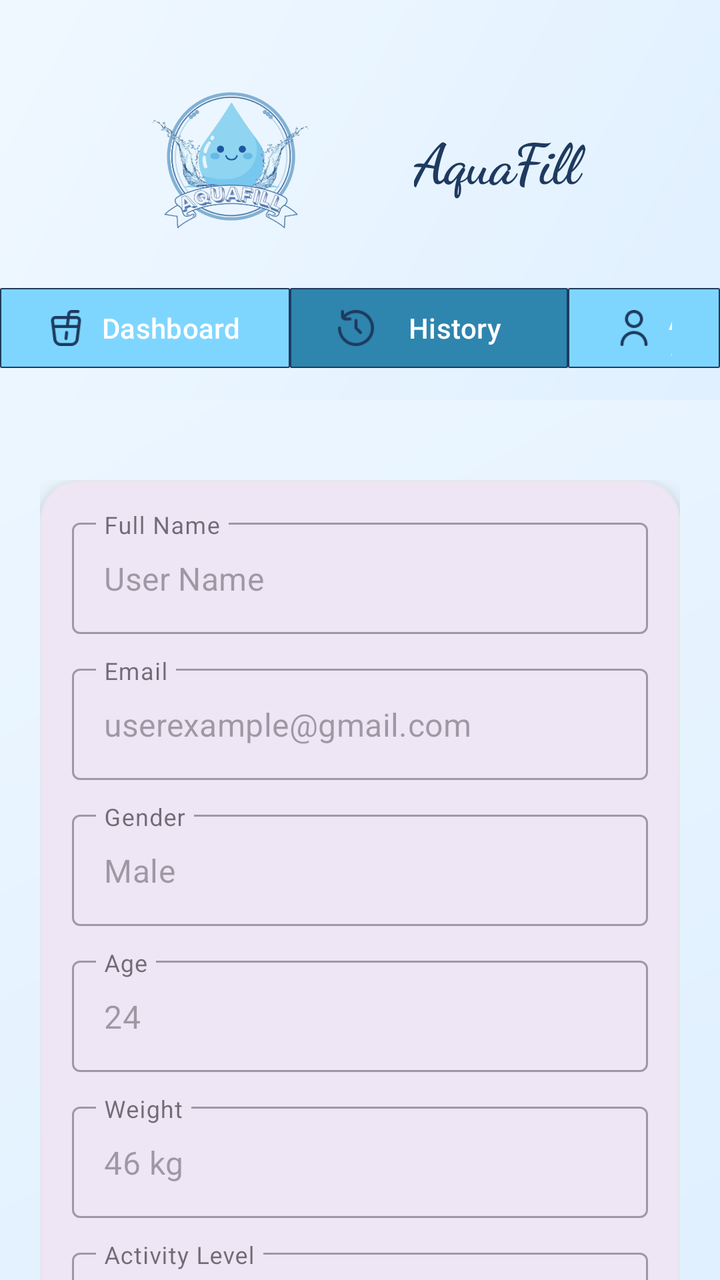
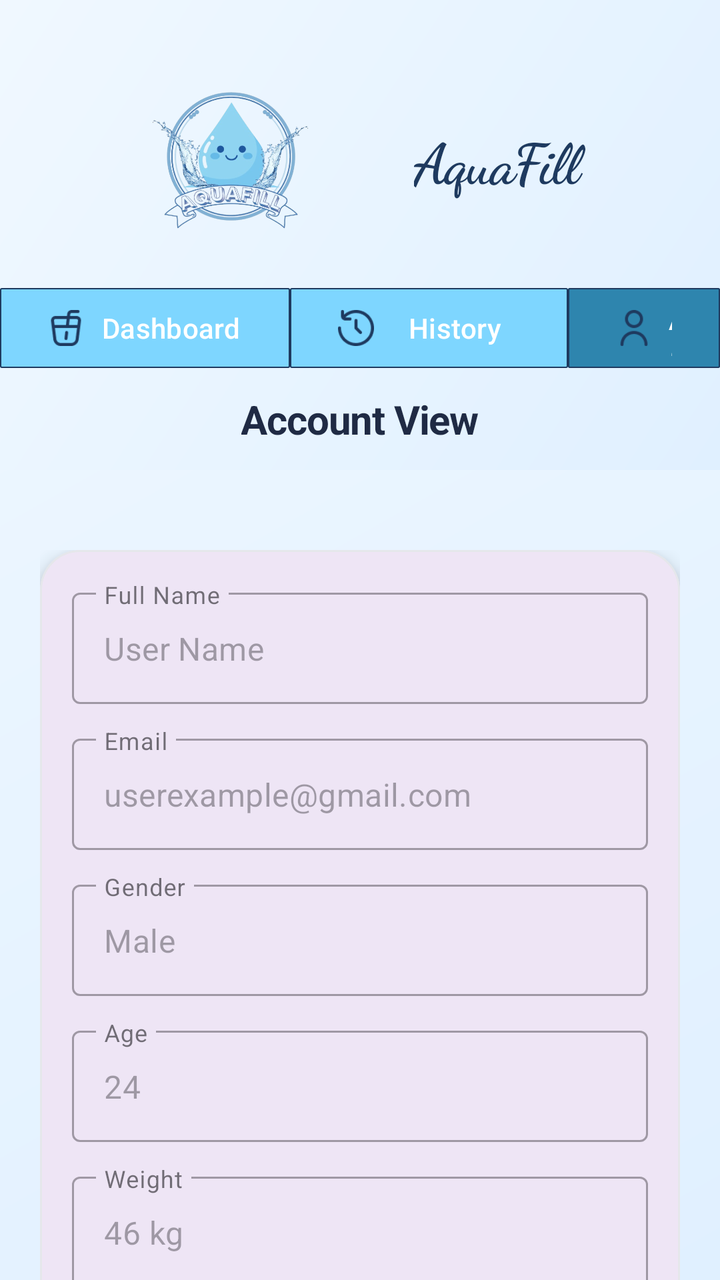

The first picture is an Android layout as it rendered before a commit; the second is the same layout after the commit. The layout source and the unified diff follow.
<!-- AndroidManifest.xml: application theme Theme.WaterReminder -->
<!-- res/layout/activity_account_view.xml -->
<?xml version="1.0" encoding="utf-8"?>
<androidx.coordinatorlayout.widget.CoordinatorLayout
    xmlns:android="http://schemas.android.com/apk/res/android"
    xmlns:app="http://schemas.android.com/apk/res-auto"
    xmlns:tools="http://schemas.android.com/tools"
    android:layout_width="match_parent"
    android:layout_height="match_parent"
    android:background="@drawable/bg_aquafill"
    tools:context=".AccountView"
    android:id="@+id/main">

    <com.google.android.material.appbar.AppBarLayout
        android:layout_width="match_parent"
        android:layout_height="wrap_content"
        android:background="@drawable/bg_aquafill"
        app:elevation="0dp">

        <LinearLayout
            android:layout_width="match_parent"
            android:layout_height="wrap_content"
            android:orientation="vertical"
            android:paddingHorizontal="0dp"
            android:paddingBottom="12dp">

            <LinearLayout
                android:id="@+id/header"
                android:layout_width="411dp"
                android:layout_height="wrap_content"
                android:gravity="center"
                android:orientation="horizontal"
                android:paddingTop="40dp"
                android:paddingHorizontal="24dp">

                <ImageView
                    android:id="@+id/imageView"
                    android:layout_width="3dp"
                    android:layout_height="80dp"
                    android:layout_weight="1"
                    app:srcCompat="@drawable/pic" />

                <TextView
                    android:layout_width="0dp"
                    android:layout_height="wrap_content"
                    android:layout_weight="1"
                    android:text="AquaFill"
                    android:textColor="#1E3A5F"
                    android:textSize="28sp"
                    android:fontFamily="cursive"
                    android:textStyle="bold"
                    android:letterSpacing="-0.02" />

            </LinearLayout>

            <LinearLayout
                android:id="@+id/navBar"
                android:layout_width="match_parent"
                android:layout_height="wrap_content"
                android:orientation="horizontal"
                android:paddingTop="20dp"
                android:gravity="center_vertical">

                <com.google.android.material.button.MaterialButton
                    android:id="@+id/btn_dashboard"
                    style="@style/Widget.Material3.Button"
                    android:layout_width="145dp"
                    android:layout_height="48dp"
                    android:text="Dashboard"
                    android:textSize="14sp"
                    app:backgroundTint="#7ED6FF"
                    app:cornerRadius="1dp"
                    app:icon="@drawable/drinkdash"
                    app:iconTint="#1E3A5F"
                    app:strokeColor="#1E3A5F"
                    app:strokeWidth="0.5dp"/>

                <com.google.android.material.button.MaterialButton
                    android:id="@+id/btnHisto"
                    style="@style/Widget.Material3.Button"
                    android:layout_width="139dp"
                    android:layout_height="48dp"
                    android:text="History"
                    android:textSize="14sp"
                    app:icon="@drawable/histdash"
                    app:cornerRadius="1dp"
                    app:backgroundTint="#2E85AE"
                    app:iconTint="#1E3A5F"
                    app:strokeColor="#1E3A5F"
                    app:strokeWidth="0.5dp" />

                <com.google.android.material.button.MaterialButton
                    android:id="@+id/btnAcc"
                    style="@style/Widget.Material3.Button"
                    android:layout_width="wrap_content"
                    android:layout_height="48dp"
                    android:text="Account"
                    android:textSize="14sp"
                    app:icon="@drawable/acc"
                    app:cornerRadius="1dp"
                    app:backgroundTint="#7ED6FF"
                    app:iconTint="#1E3A5F"
                    app:strokeColor="#1E3A5F"
                    app:strokeWidth="0.5dp" />
            </LinearLayout>

        </LinearLayout>
    </com.google.android.material.appbar.AppBarLayout>

    <androidx.core.widget.NestedScrollView
        android:layout_width="match_parent"
        android:layout_height="match_parent"
        android:layout_marginTop="20dp"
        app:layout_behavior="@string/appbar_scrolling_view_behavior">

        <LinearLayout
            android:layout_width="match_parent"
            android:layout_height="wrap_content"
            android:orientation="vertical"
            android:padding="20dp">

            <com.google.android.material.card.MaterialCardView
                android:layout_width="match_parent"
                android:layout_height="wrap_content"
                app:cardCornerRadius="20dp"
                app:cardElevation="6dp"
                app:strokeWidth="1dp"
                app:strokeColor="#E5E7EB">

                <LinearLayout
                    android:layout_width="match_parent"
                    android:layout_height="wrap_content"
                    android:orientation="vertical"
                    android:padding="16dp">

                    <com.google.android.material.textfield.TextInputLayout
                        android:layout_width="match_parent"
                        android:layout_height="wrap_content"
                        android:layout_marginBottom="12dp"
                        android:hint="Full Name"
                        style="@style/Widget.MaterialComponents.TextInputLayout.OutlinedBox">

                        <com.google.android.material.textfield.TextInputEditText
                            android:layout_width="match_parent"
                            android:layout_height="wrap_content"
                            android:text="User Name"
                            android:enabled="false" />
                    </com.google.android.material.textfield.TextInputLayout>

                    <com.google.android.material.textfield.TextInputLayout
                        android:layout_width="match_parent"
                        android:layout_height="wrap_content"
                        android:layout_marginBottom="12dp"
                        android:hint="Email"
                        style="@style/Widget.MaterialComponents.TextInputLayout.OutlinedBox">

                        <com.google.android.material.textfield.TextInputEditText
                            android:layout_width="match_parent"
                            android:layout_height="wrap_content"
                            android:text="userexample@gmail.com"
                            android:enabled="false" />
                    </com.google.android.material.textfield.TextInputLayout>

                    <com.google.android.material.textfield.TextInputLayout
                        android:layout_width="match_parent"
                        android:layout_height="wrap_content"
                        android:layout_marginBottom="12dp"
                        android:hint="Gender"
                        style="@style/Widget.MaterialComponents.TextInputLayout.OutlinedBox">

                        <com.google.android.material.textfield.TextInputEditText
                            android:layout_width="match_parent"
                            android:layout_height="wrap_content"
                            android:text="Male"
                            android:enabled="false" />
                    </com.google.android.material.textfield.TextInputLayout>

                    <com.google.android.material.textfield.TextInputLayout
                        android:layout_width="match_parent"
                        android:layout_height="wrap_content"
                        android:layout_marginBottom="12dp"
                        android:hint="Age"
                        style="@style/Widget.MaterialComponents.TextInputLayout.OutlinedBox">

                        <com.google.android.material.textfield.TextInputEditText
                            android:layout_width="match_parent"
                            android:layout_height="wrap_content"
                            android:text="24"
                            android:enabled="false" />
                    </com.google.android.material.textfield.TextInputLayout>

                    <com.google.android.material.textfield.TextInputLayout
                        android:layout_width="match_parent"
                        android:layout_height="wrap_content"
                        android:layout_marginBottom="12dp"
                        android:hint="Weight"
                        style="@style/Widget.MaterialComponents.TextInputLayout.OutlinedBox">

                        <com.google.android.material.textfield.TextInputEditText
                            android:layout_width="match_parent"
                            android:layout_height="wrap_content"
                            android:text="46 kg"
                            android:enabled="false" />
                    </com.google.android.material.textfield.TextInputLayout>

                    <com.google.android.material.textfield.TextInputLayout
                        android:layout_width="match_parent"
                        android:layout_height="wrap_content"
                        android:hint="Activity Level"
                        style="@style/Widget.MaterialComponents.TextInputLayout.OutlinedBox">

                        <com.google.android.material.textfield.TextInputEditText
                            android:layout_width="match_parent"
                            android:layout_height="wrap_content"
                            android:text="Rarely Active"
                            android:enabled="false" />
                    </com.google.android.material.textfield.TextInputLayout>

                </LinearLayout>
            </com.google.android.material.card.MaterialCardView>

            <com.google.android.material.button.MaterialButton
                android:layout_width="match_parent"
                android:layout_height="56dp"
                android:layout_marginTop="32dp"
                android:text="← Back to Dashboard"
                android:textSize="16sp"
                android:textStyle="bold"
                app:cornerRadius="16dp"
                app:backgroundTint="#4A9FFF"
                style="@style/Widget.MaterialComponents.Button" />

        </LinearLayout>
    </androidx.core.widget.NestedScrollView>

</androidx.coordinatorlayout.widget.CoordinatorLayout>
<!-- resources referenced by this layout -->
<resources>
  <!-- drawable acc: png bitmap (drawable, 785 bytes) -->
  <!-- drawable bg_aquafill (drawable) -->
  <shape xmlns:android="http://schemas.android.com/apk/res/android">
      <gradient
          android:startColor="#E0F0FF"
          android:endColor="#F0F8FF"
          android:angle="135"/>
  </shape>
  <!-- drawable drinkdash: png bitmap (drawable, 769 bytes) -->
  <!-- drawable histdash: png bitmap (drawable, 953 bytes) -->
  <!-- drawable pic: png bitmap (drawable, 244769 bytes) -->
  <style name="Theme.WaterReminder" parent="Base.Theme.WaterReminder" />
  <style name="Base.Theme.WaterReminder" parent="Theme.Material3.DayNight.NoActionBar">
          
          
      </style>
</resources>

<!-- the commit's change to res/layout/activity_account_view.xml (unified diff, before → after) -->
@@ -60,7 +60,7 @@
                 android:gravity="center_vertical">
 
                 <com.google.android.material.button.MaterialButton
-                    android:id="@+id/btn_dashboard"
+                    android:id="@+id/btnDashboard"
                     style="@style/Widget.Material3.Button"
                     android:layout_width="145dp"
                     android:layout_height="48dp"
@@ -82,7 +82,7 @@
                     android:textSize="14sp"
                     app:icon="@drawable/histdash"
                     app:cornerRadius="1dp"
-                    app:backgroundTint="#2E85AE"
+                    app:backgroundTint="#7ED6FF"
                     app:iconTint="#1E3A5F"
                     app:strokeColor="#1E3A5F"
                     app:strokeWidth="0.5dp" />
@@ -96,12 +96,26 @@
                     android:textSize="14sp"
                     app:icon="@drawable/acc"
                     app:cornerRadius="1dp"
-                    app:backgroundTint="#7ED6FF"
+                    app:backgroundTint="#2E85AE"
                     app:iconTint="#1E3A5F"
                     app:strokeColor="#1E3A5F"
                     app:strokeWidth="0.5dp" />
             </LinearLayout>
 
+            <TextView
+                android:id="@+id/tv_recent_title"
+                android:layout_width="wrap_content"
+                android:layout_height="wrap_content"
+                android:text="Account View"
+                android:textColor="#1F2A44"
+                android:textSize="20sp"
+                android:textStyle="bold"
+                android:letterSpacing="-0.02"
+                android:layout_marginTop="8dp"
+                android:layout_gravity="center"
+                app:layout_constraintStart_toStartOf="parent"
+                app:layout_constraintEnd_toEndOf="parent"
+                app:layout_constraintTop_toBottomOf="@id/navBar" />
         </LinearLayout>
     </com.google.android.material.appbar.AppBarLayout>
 
